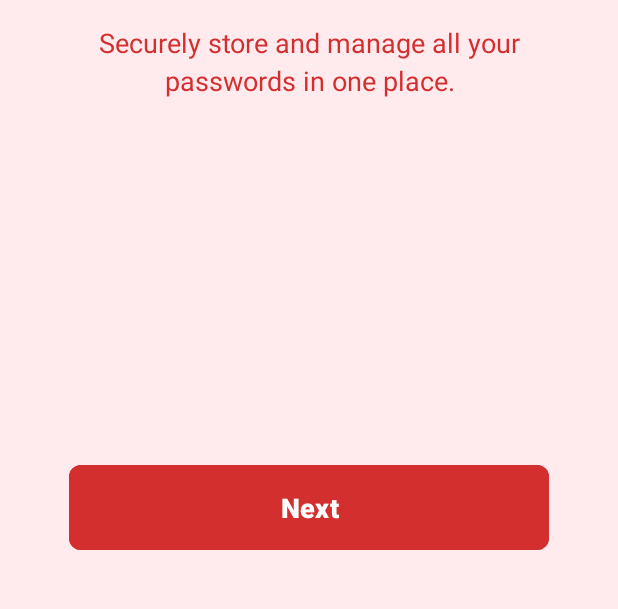
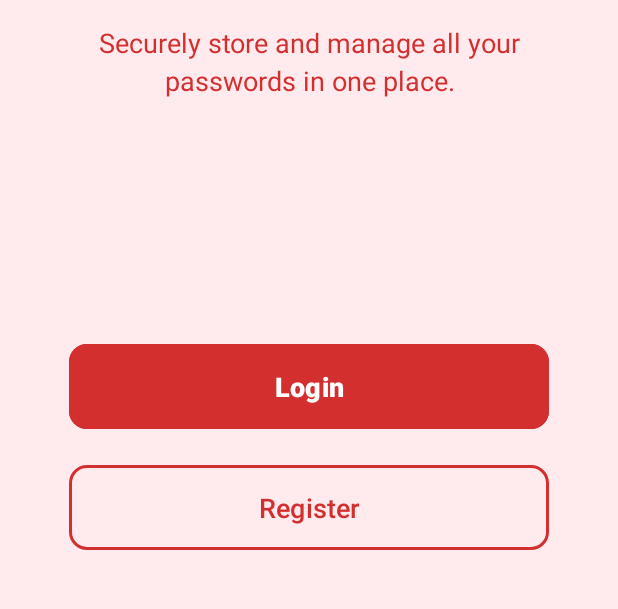
Before and after one commit to enekocm7/SecureVault, an Android app: the screen it shows after launch (MainActivity), on a phone screen of 412 x 824 dp, the part 572-1181 px from its top. Run offline under Robolectric (Android 15) with nearby library versions, the phone set to English and light mode, and no system bars; our stand-ins replace Dagger/Hilt's generated code; pictures from the network do not load; Roboto replaces fonts that are not available here.

Commit message:
feat: Enhance login experience with new UI and Google sign-in adjustments

```diff
--- a/app/src/main/java/com/enekocm/securevault/ui/viewmodel/CloudViewModel.kt
+++ b/app/src/main/java/com/enekocm/securevault/ui/viewmodel/CloudViewModel.kt
@@ -39,12 +39,12 @@ class CloudViewModel @Inject constructor() : ViewModel() {
         }
     }
 
-    fun signInWithGoogle(activity: AppCompatActivity) {
+    fun signInWithGoogle(activity: AppCompatActivity, allowNewAccounts : Boolean) {
         viewModelScope.launch {
             try {
                 _isLoading.value = true
                 _errorMessage.value = null
-                val result = GoogleLogin(activity).signIn()
+                val result = GoogleLogin(activity).signIn(allowNewAccounts)
 
                 result?.user?.let { user ->
                     _authState.value = AuthState.Authenticated(user)
--- /dev/null
+++ b/app/src/main/res/drawable/warning_background.xml
@@ -0,0 +1,6 @@
+<?xml version="1.0" encoding="utf-8"?>
+<shape xmlns:android="http://schemas.android.com/apk/res/android">
+    <solid android:color="#FFEBEE" />
+    <stroke android:width="1dp" android:color="@color/red" />
+    <corners android:radius="8dp" />
+</shape>
--- a/app/src/main/res/layout/screen_home.xml
+++ b/app/src/main/res/layout/screen_home.xml
@@ -49,14 +49,27 @@
         app:layout_constraintStart_toStartOf="parent"
         app:layout_constraintTop_toBottomOf="@+id/registerTitle" />
 
-    <View
-        android:id="@+id/spacer"
+    <com.google.android.material.button.MaterialButton
+        android:id="@+id/loginButton"
         android:layout_width="0dp"
-        android:layout_height="0dp"
-        app:layout_constraintTop_toBottomOf="@id/descriptionText"
+        android:layout_height="wrap_content"
+        android:layout_marginBottom="16dp"
+        android:elevation="8dp"
+        android:minHeight="56dp"
+        android:padding="16dp"
+        android:text="@string/login"
+        android:textAllCaps="false"
+        android:textColor="@color/white"
+        android:textSize="18sp"
+        android:textStyle="bold"
+        app:cornerRadius="12dp"
+        android:backgroundTint="@color/red"
+        app:rippleColor="@color/white"
+        app:strokeWidth="0dp"
         app:layout_constraintBottom_toTopOf="@id/registerButton"
+        app:layout_constraintEnd_toEndOf="parent"
         app:layout_constraintStart_toStartOf="parent"
-        app:layout_constraintEnd_toEndOf="parent" />
+        app:layout_constraintWidth_max="320dp" />
 
     <com.google.android.material.button.MaterialButton
         android:id="@+id/registerButton"
@@ -66,13 +79,16 @@
         android:elevation="4dp"
         android:minHeight="56dp"
         android:padding="16dp"
-        android:text="@string/next"
+        android:text="@string/register"
         android:textAllCaps="false"
-        android:textColor="@color/white"
+        android:textColor="@color/red"
         android:textSize="18sp"
-        android:textStyle="bold"
-        app:cornerRadius="8dp"
-        android:backgroundTint="@color/red"
+        android:textStyle="normal"
+        app:cornerRadius="12dp"
+        android:backgroundTint="@android:color/transparent"
+        app:rippleColor="@color/red"
+        app:strokeColor="@color/red"
+        app:strokeWidth="2dp"
         app:layout_constraintBottom_toBottomOf="parent"
         app:layout_constraintEnd_toEndOf="parent"
         app:layout_constraintStart_toStartOf="parent"
--- a/app/src/main/res/values/strings.xml
+++ b/app/src/main/res/values/strings.xml
@@ -159,4 +159,6 @@
     <string name="unknown_user">Unknown user</string>
     <string name="no_email" translatable="false">No email</string>
     <string name="sign_out_confirmation">Are you sure you want to log out?</string>
+    <string name="master_password_warning">Remember this password! Without it, you CANNOT access your passwords.</string>
+    <string name="login_description">Sign in to access your secure vault</string>
 </resources>
```
Also changed, not shown: app/src/main/java/com/enekocm/securevault/ui/view/CloudActivity.kt (+38 -3 lines), app/src/main/java/com/enekocm/securevault/ui/view/MainActivity.kt (+10 -12 lines), app/src/main/java/com/enekocm/securevault/utils/GoogleLogin.kt (+3 -8 lines), app/src/main/res/layout/create_master_password.xml (+19 -2 lines), 1 other file.
